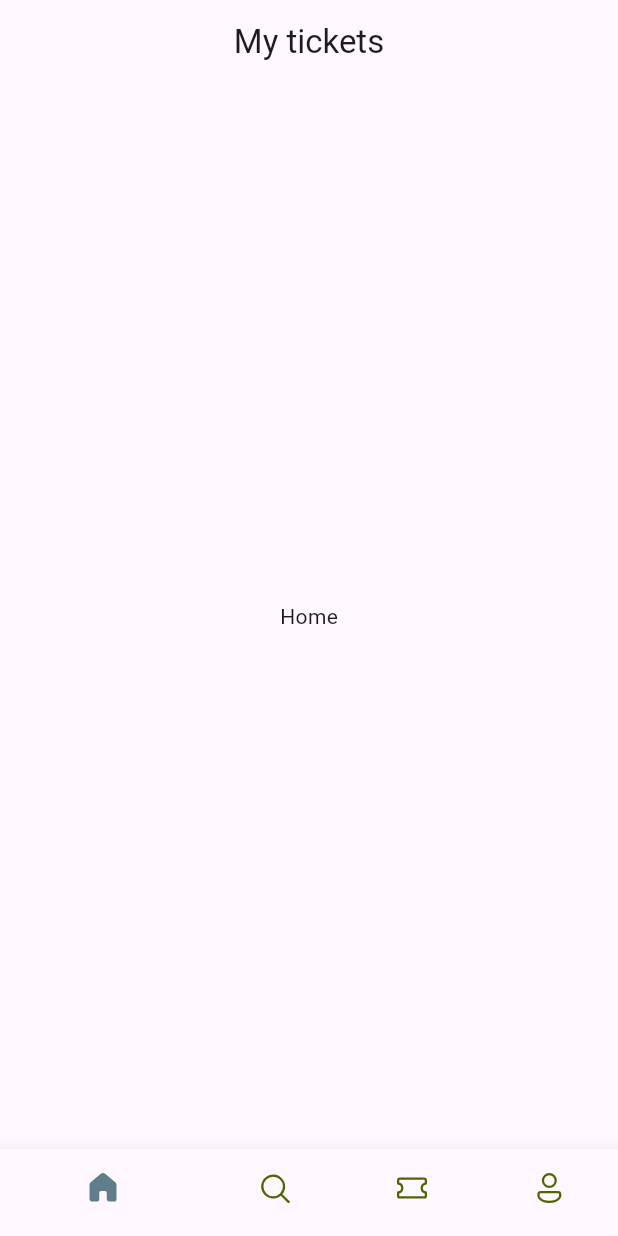
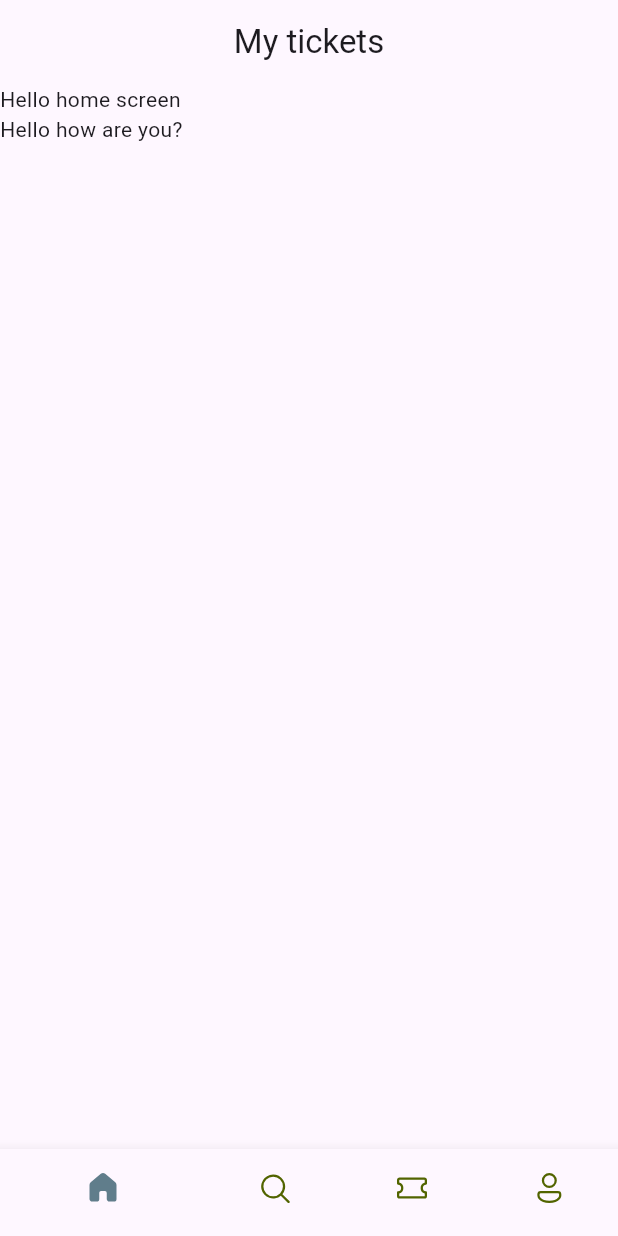
Before and after one commit to roystonmoraes/ticket-app, a Flutter app: the screen it shows after launch, on a phone screen of 412 x 824 dp. Run offline on Flutter 3.47's test engine with Material 3 defaults, Android fonts, the phone set to English and light mode, and no system bars; our stand-ins replace fluentui_icons.

Commit message:
Added HomeScreen

```diff
--- a/lib/base/bottom_nav_bar.dart
+++ b/lib/base/bottom_nav_bar.dart
@@ -1,5 +1,6 @@
 import 'package:fluentui_icons/fluentui_icons.dart';
 import 'package:flutter/material.dart';
+import 'package:ticket_app/screens/home_screen.dart';
 
 class BottomNavBar extends StatefulWidget {
   const BottomNavBar({super.key});
@@ -11,7 +12,7 @@ class BottomNavBar extends StatefulWidget {
 class _BottomNavBarState extends State<BottomNavBar> {
   //list is iterated using the index
   final appScreens = [
-    const Center(child: Text("Home")),
+    const HomeScreen(),
     const Center(child: Text("Search")),
     const Center(child: Text("Tickets")),
     const Center(child: Text("Profile")),
--- /dev/null
+++ b/lib/screens/home_screen.dart
@@ -0,0 +1,17 @@
+import 'package:flutter/material.dart';
+
+class HomeScreen extends StatelessWidget {
+  const HomeScreen({super.key});
+
+  @override
+  Widget build(BuildContext context) {
+    return Scaffold(
+      body: ListView(
+        children: [
+          Container(child: Text("Hello home screen")),
+          Container(child: Text("Hello how are you?")),
+        ],
+      ),
+    );
+  }
+}
```
